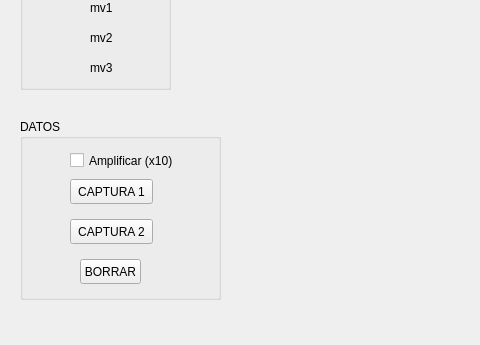
First picture: the form in mainwindow.ui, repository jcaf/qtUSBqwtPlot1, before the edit; both pictures show x 0 to 480 and y 321 to 666 of the 1310 by 666 pixel window.
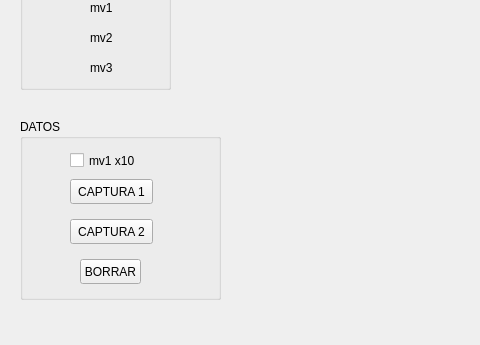
Second picture: the form after the edit. Custom widgets are drawn as their Qt base class.

Diff of the .ui file:
```diff
--- a/mainwindow.ui
+++ b/mainwindow.ui
@@ -238,7 +238,7 @@
       </rect>
      </property>
      <property name="text">
-      <string>Amplificar (x10)</string>
+      <string>mv1 x10</string>
      </property>
     </widget>
    </widget>
```
